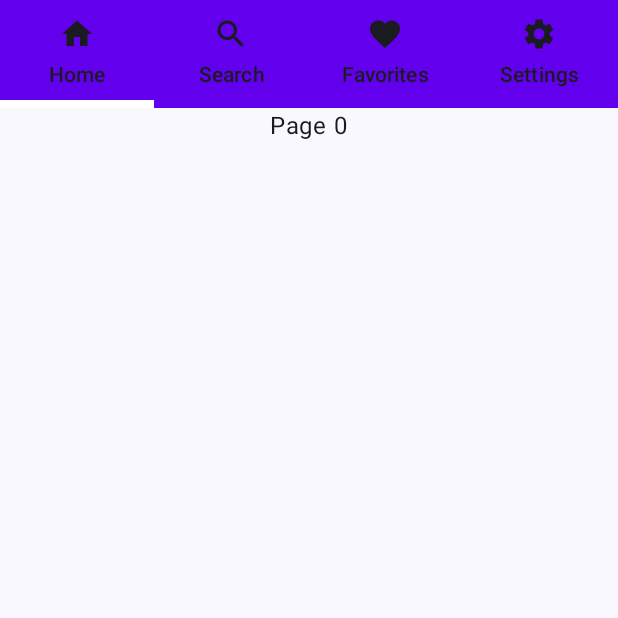
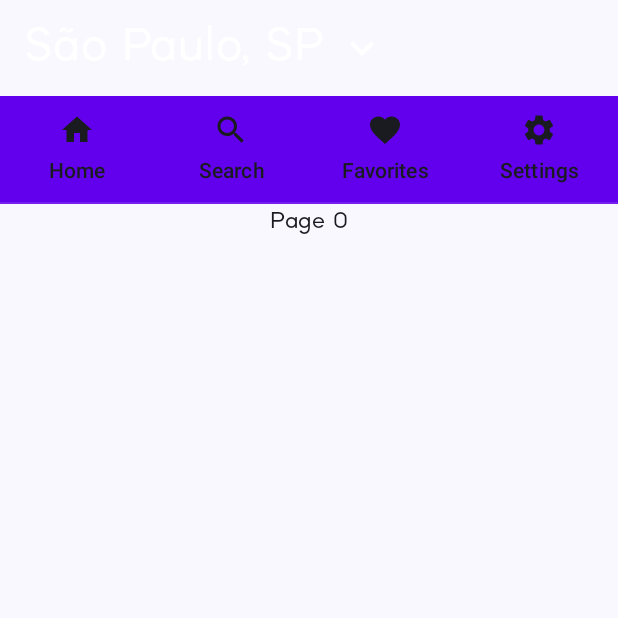
Before and after one commit to imjvictor98/playground, an Android app built with Jetpack Compose: the screen it shows after launch (MainActivityIntegration), on a phone screen of 412 x 824 dp, the top half of it. Run offline under Robolectric (Android 15) with nearby library versions, the phone set to English and light mode, and no system bars; our stand-ins replace Timber, accompanist.

Commit message:
feat: creating atoms & molecules

```diff
--- a/app/src/main/java/br/com/cvj/playground/ui/main/MainActivityMigration.kt
+++ b/app/src/main/java/br/com/cvj/playground/ui/main/MainActivityMigration.kt
@@ -29,7 +29,9 @@ import androidx.compose.ui.graphics.Color
 import androidx.compose.ui.graphics.vector.ImageVector
 import androidx.compose.ui.tooling.preview.Preview
 import androidx.compose.ui.unit.dp
+import br.com.cvj.playground.ui.theme.Colors
 import br.com.cvj.playground.ui.theme.PlaygroundTheme
+import br.com.cvj.playground.ui.widget.molecule.SearchableHeaderMolecule
 import com.google.accompanist.pager.ExperimentalPagerApi
 import com.google.accompanist.pager.HorizontalPager
 import com.google.accompanist.pager.PagerState
@@ -60,6 +62,7 @@ fun MainScreen() {
     val tabData = getTabList()
     val pagerState = rememberPagerState(pageCount = tabData.size)
     Column(modifier = Modifier.fillMaxSize()) {
+        SearchableHeaderMolecule(text = "São Paulo, SP")
         TabLayout(tabData, pagerState)
         TabContent(tabData, pagerState)
     }
@@ -73,14 +76,11 @@ fun TabLayout(tabData: List<Pair<String, ImageVector>>, pagerState: PagerState)
 
     TabRow(
         selectedTabIndex = pagerState.currentPage,
-        divider = {
-            Spacer(modifier =Modifier.height(5.dp))
-        },
         indicator = { tabPositions ->
             TabRowDefaults.Indicator(
                 modifier = Modifier.pagerTabIndicatorOffset(pagerState, tabPositions),
                 height = 5.dp,
-                color = Color.White
+                color = Colors.Transparent
             )
         },
 
--- a/app/src/main/java/br/com/cvj/playground/ui/theme/Type.kt
+++ b/app/src/main/java/br/com/cvj/playground/ui/theme/Type.kt
@@ -2,33 +2,36 @@ package br.com.cvj.playground.ui.theme
 
 import androidx.compose.material3.Typography
 import androidx.compose.ui.text.TextStyle
+import androidx.compose.ui.text.font.Font
 import androidx.compose.ui.text.font.FontFamily
 import androidx.compose.ui.text.font.FontWeight
 import androidx.compose.ui.unit.sp
+import br.com.cvj.playground.R
 
-// Set of Material typography styles to start with
+val hirukoProFamily = FontFamily(
+    Font(R.font.hirukopro_regular, FontWeight.Normal),
+    Font(R.font.hirukopro_bold, FontWeight.Bold),
+)
+
+val mazzardDmFamily = FontFamily(
+    Font(R.font.mazzardm_regular, FontWeight.Normal),
+    Font(R.font.mazzardm_medium, FontWeight.Medium),
+    Font(R.font.mazzardm_bold, FontWeight.Bold),
+)
+
 val Typography = Typography(
     bodyLarge = TextStyle(
-        fontFamily = FontFamily.Default,
+        fontFamily = mazzardDmFamily,
         fontWeight = FontWeight.Normal,
         fontSize = 16.sp,
         lineHeight = 24.sp,
         letterSpacing = 0.5.sp
+    ),
+    titleLarge = TextStyle(
+        fontFamily = mazzardDmFamily,
+        fontWeight = FontWeight.Bold,
+        fontSize = 32.sp,
+        lineHeight = 28.sp,
+        letterSpacing = 0.96.sp
     )
-    /* Other default text styles to override
-    titleLarge = TextStyle(
-        fontFamily = FontFamily.Default,
-        fontWeight = FontWeight.Normal,
-        fontSize = 22.sp,
-        lineHeight = 28.sp,
-        letterSpacing = 0.sp
-    ),
-    labelSmall = TextStyle(
-        fontFamily = FontFamily.Default,
-        fontWeight = FontWeight.Medium,
-        fontSize = 11.sp,
-        lineHeight = 16.sp,
-        letterSpacing = 0.5.sp
-    )
-    */
 )
--- /dev/null
+++ b/app/src/main/java/br/com/cvj/playground/ui/widget/atom/TitleAtom.kt
@@ -0,0 +1,28 @@
+package br.com.cvj.playground.ui.widget.atom
+
+import androidx.compose.foundation.layout.padding
+import androidx.compose.material3.Text
+import androidx.compose.runtime.Composable
+import androidx.compose.ui.Modifier
+import androidx.compose.ui.graphics.Color
+import androidx.compose.ui.tooling.preview.Preview
+import androidx.compose.ui.unit.dp
+import br.com.cvj.playground.ui.theme.Colors
+import br.com.cvj.playground.ui.theme.Typography
+
+@Composable
+fun TitleAtom(modifier: Modifier = Modifier, text: String, textColor: Color = Colors.White, ) {
+    Text(
+        modifier = modifier,
+        text = text,
+        fontFamily = Typography.titleLarge.fontFamily,
+        fontSize = Typography.titleLarge.fontSize,
+        color = textColor
+    )
+}
+
+@Composable
+@Preview(showBackground = true, backgroundColor = 0x333)
+fun TitleAtomPreview() {
+    TitleAtom(text = "Hello, world", modifier = Modifier.padding(16.dp))
+}
--- /dev/null
+++ b/app/src/main/java/br/com/cvj/playground/ui/widget/molecule/SearchableHeaderMolecule.kt
@@ -0,0 +1,36 @@
+package br.com.cvj.playground.ui.widget.molecule
+
+import androidx.compose.foundation.layout.Row
+import androidx.compose.foundation.layout.Spacer
+import androidx.compose.foundation.layout.fillMaxWidth
+import androidx.compose.foundation.layout.padding
+import androidx.compose.foundation.layout.size
+import androidx.compose.material.Icon
+import androidx.compose.material.icons.Icons
+import androidx.compose.material.icons.outlined.KeyboardArrowDown
+import androidx.compose.runtime.Composable
+import androidx.compose.ui.Alignment
+import androidx.compose.ui.Modifier
+import androidx.compose.ui.tooling.preview.Preview
+import androidx.compose.ui.unit.dp
+import br.com.cvj.playground.ui.theme.Colors
+import br.com.cvj.playground.ui.widget.atom.TitleAtom
+
+@Composable
+fun SearchableHeaderMolecule(text: String) {
+    Row(
+        modifier = Modifier
+            .fillMaxWidth()
+            .padding(16.dp),
+        verticalAlignment = Alignment.CenterVertically
+    ) {
+        TitleAtom(text = text, modifier = Modifier.padding(end = 8.dp))
+        Icon(Icons.Outlined.KeyboardArrowDown, contentDescription = "Chevron", tint = Colors.White, modifier = Modifier.size(32.dp))
+    }
+}
+
+@Composable
+@Preview(showBackground = true, backgroundColor = 0x333)
+fun SearchableHeaderMoleculePreview() {
+    SearchableHeaderMolecule(text = "Hello World")
+}
```
